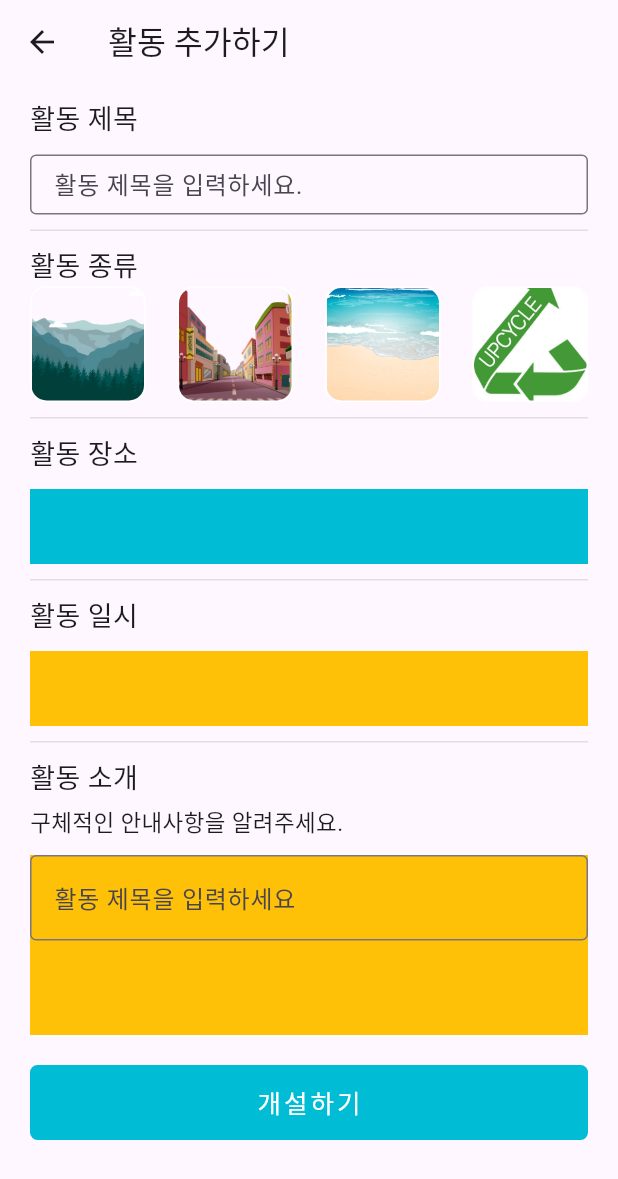
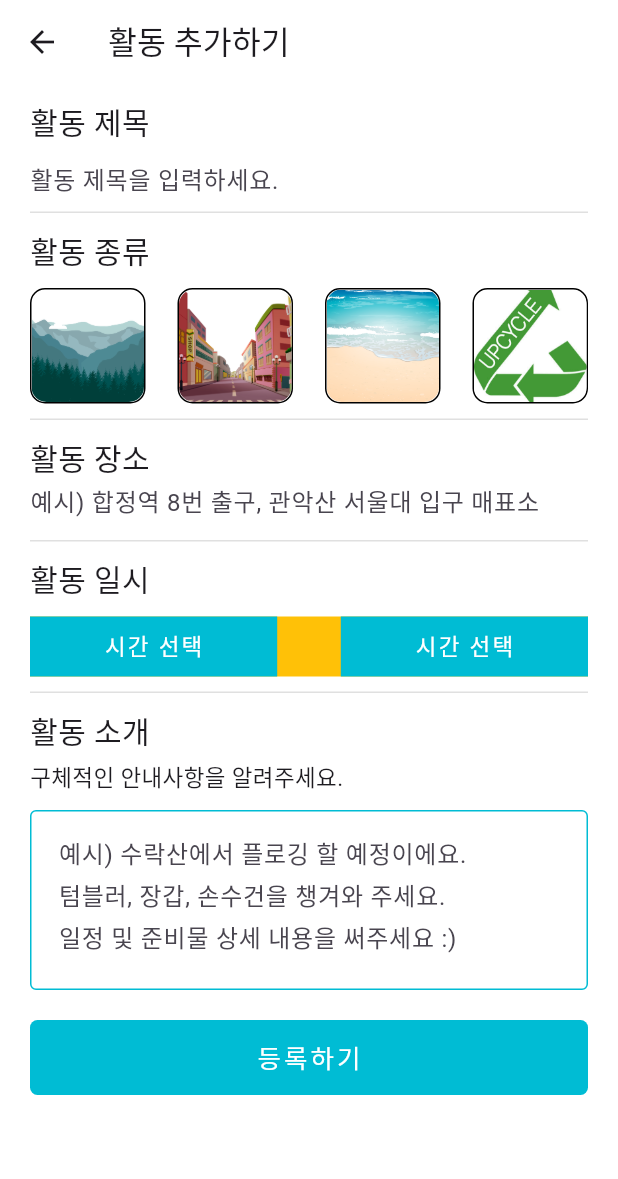
Before and after one commit to shinjoo95/bluemungan, a Flutter app: the ScheduleWriteScreen screen opened directly, on a phone screen of 412 x 824 dp. Shown: the top 1179 px of the screen. Run offline on Flutter 3.47's test engine with Material 3 defaults, Android fonts, the phone set to English and light mode, and no system bars; our stand-ins replace firebase_auth, firebase_core, flutter_native_splash, get, google_sign_in, syncfusion_flutter_datepicker; missing offline and left inert: kakao_flutter_sdk; accounts and stored records are empty; Roboto replaces fonts that are missing (bold, semiBold, semibold); project files that could hold a hidden picture were left out.

Commit message:
- 등록페이지 UI 수정

```diff
--- a/lib/schedule/screen/schedule_write_screen.dart
+++ b/lib/schedule/screen/schedule_write_screen.dart
@@ -1,19 +1,32 @@
 // import 'package:bluemungan/schedule/controller/schedule_controller.dart';
 import 'package:bluemungan/schedule/screen/schedule_screen.dart';
+import 'package:flutter/cupertino.dart';
 import 'package:flutter/material.dart';
 import 'package:flutter/widgets.dart';
 import 'package:get/get.dart';
+import 'package:syncfusion_flutter_datepicker/datepicker.dart';
 // import 'package:get/get.dart';
 
-class ScheduleWriteScreen extends StatelessWidget {
+class ScheduleWriteScreen extends StatefulWidget {
   const ScheduleWriteScreen({super.key});
 
   @override
+  State<ScheduleWriteScreen> createState() => _ScheduleWriteScreenState();
+}
+
+class _ScheduleWriteScreenState extends State<ScheduleWriteScreen> {
+  @override
   Widget build(BuildContext context) {
     // final ctrl = Get.put(ScheduleController());
-    return Scaffold(
-      resizeToAvoidBottomInset: false,
+    return GestureDetector(
+      onTap: () {
+        FocusManager.instance.primaryFocus?.unfocus();
+      },
+      child: Scaffold(
+        backgroundColor: Colors.white,
         appBar: AppBar(
+          backgroundColor: Colors.transparent,
+          surfaceTintColor: Colors.transparent,
           title: const Text(
             '활동 추가하기',
             style: TextStyle(
@@ -22,49 +35,53 @@
             ),
           ),
         ),
-      body: Container(
+        body: SingleChildScrollView(
+          child: Container(
             margin: const EdgeInsets.symmetric(horizontal: 20),
             child: Column(
               crossAxisAlignment: CrossAxisAlignment.start,
               children: [
                 const SizedBox(height: 10),
+
                 const Text(
                   '활동 제목',
                   style: TextStyle(
-                fontSize: 18,
+                    fontSize: 20,
                     fontFamily: 'bold',
                   ),
                 ),
-            const SizedBox(height: 10),
-            Container(
-              // color: Colors.amber,
-              height: 40,
-              child: const TextField(
+                const SizedBox(
+                  height: 35,
+                  child: TextField(
+                    cursorColor: Colors.black,
+                    cursorHeight: 16,
+                    style: TextStyle(
+                      fontFamily: 'semiBold',
+                      fontSize: 17,
+                    ),
                     decoration: InputDecoration(
-                  contentPadding: EdgeInsets.symmetric(horizontal: 12),
+                      border: InputBorder.none,
+                      contentPadding: EdgeInsets.zero,
                       hintText: '활동 제목을 입력하세요.',
                       hintStyle: TextStyle(
                         fontFamily: 'semibold',
                         fontSize: 16,
                       ),
-                  border: OutlineInputBorder(
-                    borderSide: BorderSide(
-                      color: Colors.black,
-                      width: 10,
                     ),
                   ),
                 ),
-              ),
-            ),
+
                 boundary(),
+
                 // 활동 이미지 추가
                 const Text(
                   '활동 종류',
                   style: TextStyle(
-                fontSize: 18,
+                    fontSize: 20,
                     fontFamily: 'bold',
                   ),
                 ),
+                const SizedBox(height: 10),
                 Row(
                   mainAxisAlignment: MainAxisAlignment.spaceBetween,
                   children: [
@@ -74,36 +91,100 @@
                     selectImage(image: 'assets/upcycle_img.png'),
                   ],
                 ),
+
                 boundary(),
+
                 const Text(
                   '활동 장소',
                   style: TextStyle(
-                fontSize: 18,
+                    fontSize: 20,
+                    fontFamily: 'bold',
+                  ),
+                ),
+                const SizedBox(
+                  height: 30,
+                  child: TextField(
+                    cursorColor: Colors.black,
+                    cursorHeight: 16,
+                    style: TextStyle(
+                      fontFamily: 'semiBold',
+                      fontSize: 17,
+                    ),
+                    decoration: InputDecoration(
+                      contentPadding: EdgeInsets.only(bottom: 10),
+                      border: InputBorder.none,
+                      hintText: '예시) 합정역 8번 출구, 관악산 서울대 입구 매표소',
+                      hintStyle: TextStyle(
+                        fontFamily: 'semibold',
+                        fontSize: 16,
+                      ),
+                    ),
+                  ),
+                ),
+                boundary(),
+
+                const Text(
+                  '활동 일시',
+                  style: TextStyle(
+                    fontSize: 20,
                     fontFamily: 'bold',
                   ),
                 ),
                 const SizedBox(height: 10),
-
                 Container(
+                  color: Colors.amber,
+                  height: 40,
+                  child: Row(
+                    mainAxisAlignment: MainAxisAlignment.spaceBetween,
+                    children: [
+                      GestureDetector(
+                        onTap: () {
+                          dateButton();
+                        },
+                        child: Container(
+                          alignment: Alignment.center,
+                          height: 40,
+                          width: MediaQuery.of(context).size.width / 2.5,
                           color: Colors.cyan,
-              height: 50,
+                          child: const Text(
+                            '시간 선택',
+                            style: TextStyle(
+                              color: Colors.white,
+                              fontFamily: 'bold',
+                              fontSize: 15,
+                              letterSpacing: 1.5,
+                            ),
+                          ),
+                        ),
+                      ),
+                      GestureDetector(
+                        onTap: () {},
+                        child: Container(
+                          alignment: Alignment.center,
+                          height: 40,
+                          width: MediaQuery.of(context).size.width / 2.5,
+                          color: Colors.cyan,
+                          child: const Text(
+                            '시간 선택',
+                            style: TextStyle(
+                              color: Colors.white,
+                              fontFamily: 'bold',
+                              fontSize: 15,
+                              letterSpacing: 1.5,
+                            ),
+                          ),
+                        ),
+                      ),
+                    ],
+                  ),
                 ),
 
                 boundary(),
-            const Text(
-              '활동 일시',
-              style: TextStyle(
-                fontSize: 18,
-                fontFamily: 'bold',
-              ),
-            ),
-            const SizedBox(height: 10),
-            Container(color: Colors.amber, height: 50),
-            boundary(),
+
                 const Text(
                   '활동 소개',
                   style: TextStyle(
-                fontSize: 18,
+                    fontSize: 20,
                     fontFamily: 'bold',
                   ),
                 ),
@@ -116,25 +197,53 @@
                   ),
                 ),
                 const SizedBox(height: 10),
-            Container(
-              color: Colors.amber,
+
+                const SizedBox(
                   height: 120,
-              child: const TextField(
+                  // Expanded는 Column, Row, Flex 위젯 내에서만 사용 가능.
+                  child: Column(
+                    children: [
+                      Expanded(
+                        child: TextField(
+                          cursorColor: Colors.black,
+                          cursorHeight: 16,
+                          style: TextStyle(
+                            fontFamily: 'semiBold',
+                            fontSize: 17,
+                          ),
+                          textAlignVertical: TextAlignVertical(y: -1),
+                          expands: true,
+                          keyboardType: TextInputType.multiline,
+                          maxLines: null,
                           decoration: InputDecoration(
-                  hintText: '활동 제목을 입력하세요',
+                            contentPadding: EdgeInsets.all(15),
+                            hintText:
+                                '예시) 수락산에서 플로깅 할 예정이에요. \n텀블러, 장갑, 손수건을 챙겨와 주세요. \n일정 및 준비물 상세 내용을 써주세요 :)',
                             hintStyle: TextStyle(
                               fontFamily: 'semibold',
                               fontSize: 16,
+                              height: 1.7,
                             ),
-                  border: OutlineInputBorder(
+                            enabledBorder: OutlineInputBorder(
                               borderSide: BorderSide(
-                      color: Colors.black,
+                                color: Colors.cyan,
+                                width: 1,
+                              ),
+                            ),
+                            focusedBorder: OutlineInputBorder(
+                              borderSide: BorderSide(
+                                color: Colors.cyan,
+                                width: 2,
                               ),
                             ),
                           ),
                         ),
                       ),
+                    ],
+                  ),
+                ),
                 const SizedBox(height: 20),
+                // 등록 버튼
                 GestureDetector(
                   child: Container(
                     height: 50,
@@ -145,7 +254,7 @@
                       borderRadius: BorderRadius.circular(5),
                     ),
                     child: const Text(
-                  '개설하기',
+                      '등록하기',
                       style: TextStyle(
                         fontSize: 17,
                         fontFamily: 'bold',
@@ -163,6 +272,8 @@
               ],
             ),
           ),
+        ),
+      ),
     );
   }
 
@@ -178,8 +289,10 @@
             decoration: BoxDecoration(
               borderRadius: BorderRadius.circular(10),
               border: Border.all(
-                  color: Colors.white,
-                )),
+                color: Colors.black,
+                width: 1,
+              ),
+            ),
             child: ClipRRect(
               borderRadius: BorderRadius.circular(10),
               child: Image.asset(
@@ -202,4 +315,8 @@
       color: Colors.grey[300],
     );
   }
+
+  Widget dateButton() {
+    return SfDateRangePicker();
   }
+}
--- a/pubspec.yaml
+++ b/pubspec.yaml
@@ -46,6 +46,7 @@
   flutter_naver_login: ^1.8.0 # 네이버 로그인
   uni_links2: ^0.6.0+2
   google_sign_in: ^6.2.1 # 구글 로그인
+  syncfusion_flutter_datepicker: ^25.2.7
 
 dev_dependencies:
   flutter_test:
```
Also changed, not shown: pubspec.lock, 1 other file. Lines whose indentation alone changed are shown as unchanged.
